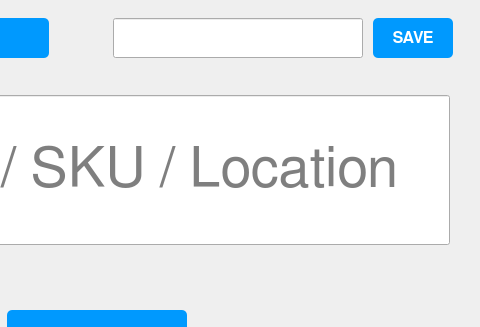
Qt form barcode-pi/neo_bar.ui (Baanaaana/barcode-pi) before a commit; both pictures show x 320 to 800 and y 0 to 327 of the 800 by 480 pixel window.
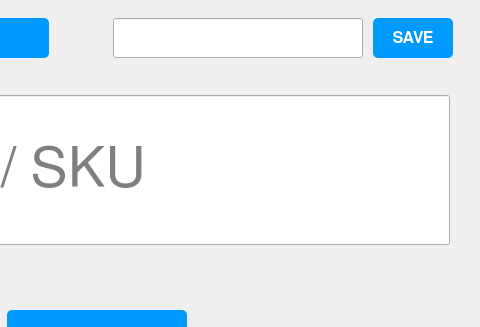
The same form after that commit. Icons and pictures are not drawn. Custom widgets are drawn as their Qt base class.

```diff
--- a/barcode-pi/neo_bar.ui
+++ b/barcode-pi/neo_bar.ui
@@ -411,7 +411,7 @@
         <bool>false</bool>
        </property>
        <property name="placeholderText">
-        <string>EAN / UPC / SKU / Location</string>
+        <string>EAN / UPC / SKU</string>
        </property>
       </widget>
      </widget>
```
